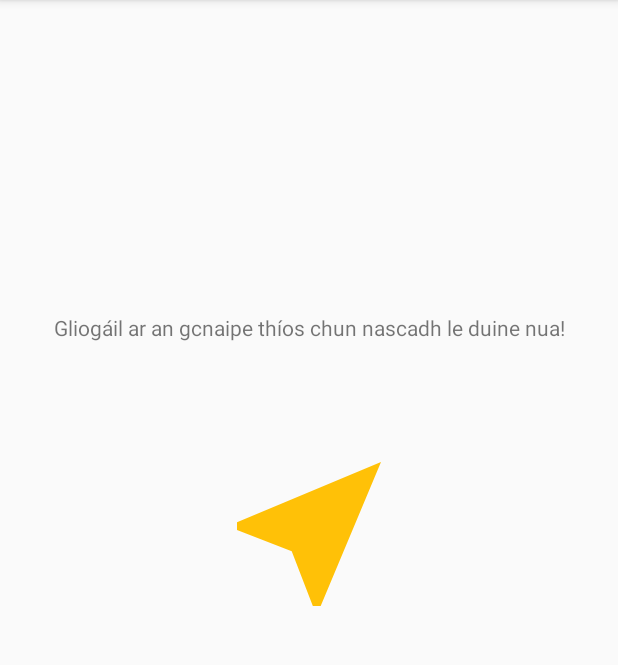
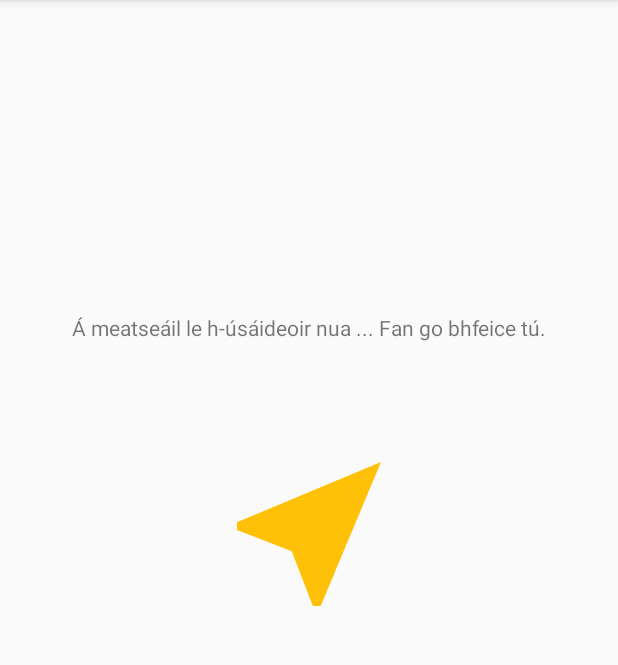
Before and after one commit to oflynned/Loinnir, an Android app: the fragment RouletteLoadingFrag placed in its activity, on a phone screen of 412 x 824 dp, the part 84-749 px from its top. Run offline under Robolectric (Android 15) with nearby library versions, the phone set to English and light mode, and no system bars; libraries missing offline, so code that uses them is left out: com.loopj.android, cz.msebera.android; 6 statements that could not run were skipped.

Commit message:
updated look of matchmaking roulette and fixed fragments so that the backstack pops appropriately instead of constantly adding to it

```diff
--- a/Android/app/build.gradle
+++ b/Android/app/build.gradle
@@ -38,4 +38,5 @@ dependencies {
     compile 'com.loopj.android:android-async-http:1.4.9'
     compile 'io.nlopez.smartlocation:library:3.3.1'
     compile 'com.github.stfalcon:chatkit:0.2.1'
+    compile 'com.github.medyo:fancybuttons:1.8.3'
 }
--- a/Android/app/src/main/java/com/syzible/loinnir/activities/SettingsActivity.java
+++ b/Android/app/src/main/java/com/syzible/loinnir/activities/SettingsActivity.java
@@ -87,7 +87,7 @@ public class SettingsActivity extends PreferenceActivity {
 
         Preference locationSettings = new SwitchPreference(context);
         locationSettings.setTitle("Taispeáin do Cheantar");
-        locationSettings.setSummary("Muna bhfuil an rogha cumasaithe, ní bheidh tú in ann ceantair garbha na n-úsáideoirí eile a fheiceáil");
+        locationSettings.setSummary("Muna bhfuil an rogha cumasaithe, ní bheidh tú in ann ceantair gharbha na n-úsáideoirí eile a fheiceáil");
         appSettings.addPreference(locationSettings);
 
         // blocked users
--- a/Android/app/src/main/java/com/syzible/loinnir/fragments/portal/RouletteFrag.java
+++ b/Android/app/src/main/java/com/syzible/loinnir/fragments/portal/RouletteFrag.java
@@ -65,7 +65,7 @@ public class RouletteFrag extends Fragment {
                                 User partner = new User(response);
                                 RouletteLoadingFrag loadingFrag = new RouletteLoadingFrag()
                                         .setPartner(partner);
-                                MainActivity.setFragment(getFragmentManager(), loadingFrag);
+                                MainActivity.setFragmentBackstack(getFragmentManager(), loadingFrag);
                             }
                         } catch (JSONException e) {
                             e.printStackTrace();
--- /dev/null
+++ b/Android/app/src/main/res/layout/roulette_loading_frag.xml
@@ -0,0 +1,28 @@
+<?xml version="1.0" encoding="utf-8"?>
+<RelativeLayout xmlns:android="http://schemas.android.com/apk/res/android"
+    android:layout_width="match_parent"
+    android:layout_height="match_parent"
+    android:orientation="vertical">
+
+
+    <ImageView
+        android:id="@+id/roulette_spinner_button"
+        android:layout_width="wrap_content"
+        android:layout_height="wrap_content"
+        android:layout_centerInParent="true"
+        android:minHeight="128dp"
+        android:minWidth="128dp"
+        android:src="@drawable/ic_roulette_yellow" />
+
+    <TextView
+        android:id="@+id/information_text_roulette"
+        android:layout_width="match_parent"
+        android:layout_height="wrap_content"
+        android:layout_above="@+id/roulette_spinner_button"
+        android:layout_marginTop="64dp"
+        android:layout_marginBottom="64dp"
+        android:layout_marginLeft="16dp"
+        android:layout_marginRight="16dp"
+        android:gravity="center_horizontal"
+        android:text="Á meatseáil le h-úsáideoir nua ... Fan go bhfeice tú." />
+</RelativeLayout>
```
Also changed, not shown: Android/app/src/main/java/com/syzible/loinnir/activities/MainActivity.java (+15 -1 lines), Android/app/src/main/java/com/syzible/loinnir/fragments/portal/RouletteLoadingFrag.java (+17 -7 lines), Android/app/src/main/java/com/syzible/loinnir/fragments/portal/RouletteOutcomeFrag.java (+4 -3 lines), Android/app/src/main/res/layout/roulette_outcome_frag.xml (+40 -25 lines).
